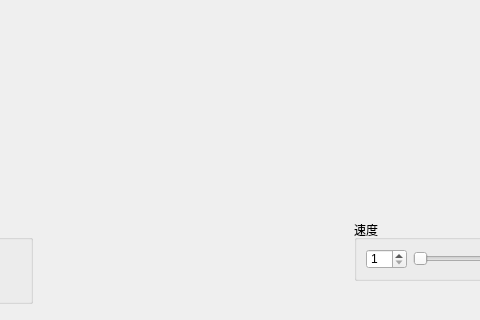
Qt form difficultyandspeedselectwindow.ui (TwinIsland-CCC/RhythmGame_Project_1_00) before a commit; both pictures show x 146 to 626 and y 0 to 320 of the 800 by 600 pixel window.
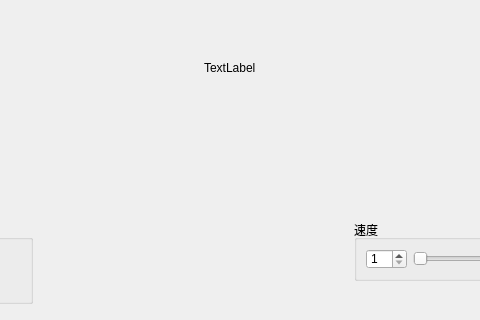
The same form after that commit. Icons and pictures are not drawn.

Diff of the .ui file:
```diff
--- a/difficultyandspeedselectwindow.ui
+++ b/difficultyandspeedselectwindow.ui
@@ -161,6 +161,19 @@
      <string>TextLabel</string>
     </property>
    </widget>
+   <widget class="QLabel" name="NameOfSong">
+    <property name="geometry">
+     <rect>
+      <x>350</x>
+      <y>60</y>
+      <width>72</width>
+      <height>15</height>
+     </rect>
+    </property>
+    <property name="text">
+     <string>TextLabel</string>
+    </property>
+   </widget>
   </widget>
   <widget class="QMenuBar" name="menubar">
    <property name="geometry">
```
